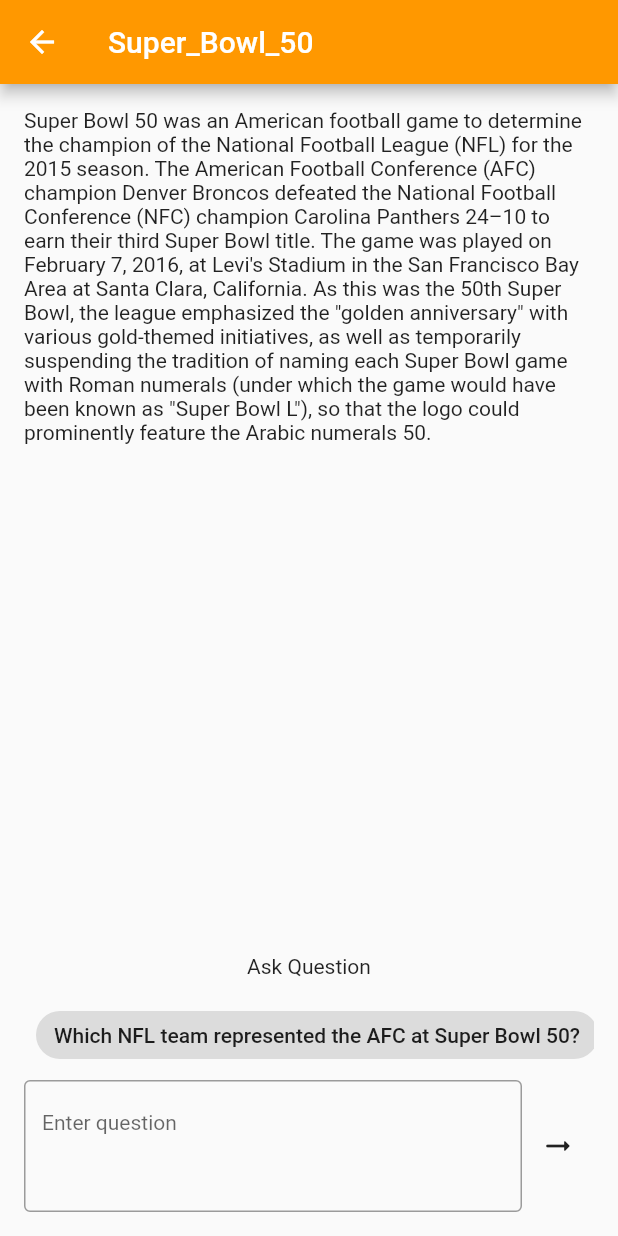
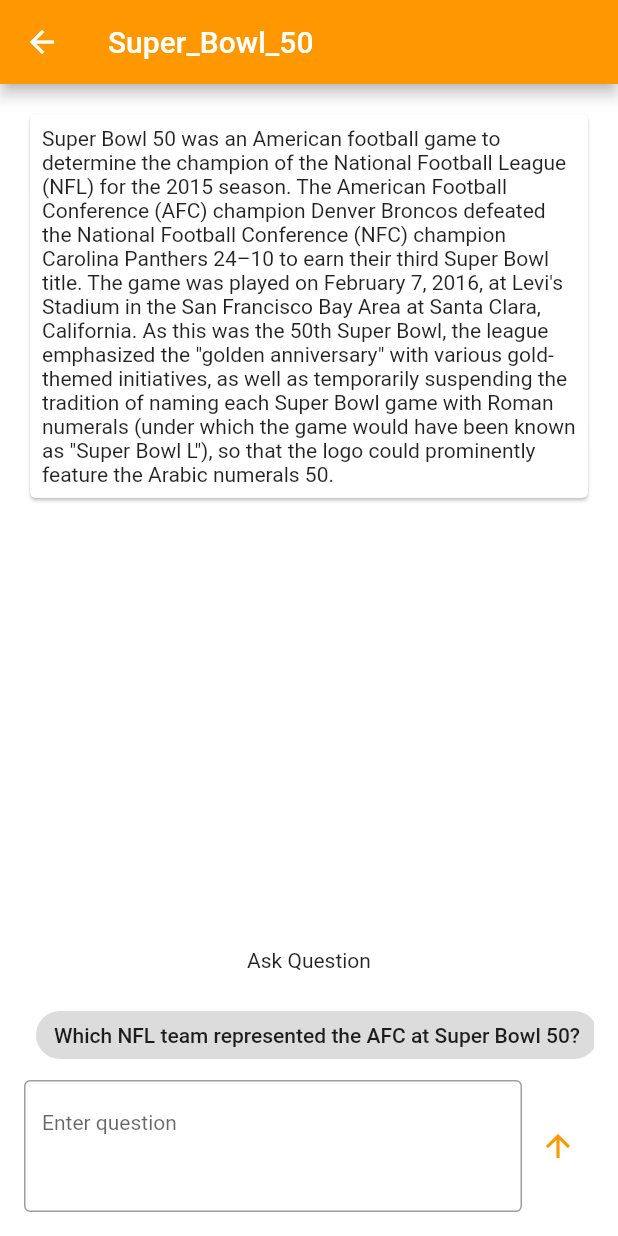
Before and after one commit to am15h/tflite_flutter_helper, a Flutter app: the screen it shows after launch, after a tap on "Super_Bowl_50", on a phone screen of 412 x 824 dp. Run offline on Flutter 3.47's test engine with Material 2 defaults, Android fonts, the phone set to English and light mode, and no system bars; our stand-ins replace camera, google_fonts, image_picker, logger, tuple; missing offline and left inert: dart:ffi, random_color, tflite_flutter; project files that could hold a hidden picture were left out.

Commit message:
update bert qa example

```diff
--- a/example/bert_question_answer/lib/main.dart
+++ b/example/bert_question_answer/lib/main.dart
@@ -1,5 +1,6 @@
 import 'package:bert_question_answer/ui/article_list_page.dart';
 import 'package:flutter/material.dart';
+import 'package:google_fonts/google_fonts.dart';
 
 void main() {
   runApp(MyApp());
@@ -12,6 +13,9 @@ class MyApp extends StatelessWidget {
     return MaterialApp(
       title: 'TFL Question and Answer',
       theme: ThemeData(
+        textTheme: GoogleFonts.robotoTextTheme(
+          Theme.of(context).textTheme,
+        ),
         primarySwatch: Colors.orange,
       ),
       home: MyHomePage(title: 'TFL Question and Answer'),
--- a/example/bert_question_answer/lib/ui/article_list_page.dart
+++ b/example/bert_question_answer/lib/ui/article_list_page.dart
@@ -3,9 +3,9 @@ import 'package:bert_question_answer/data/qa_data.dart';
 import 'package:bert_question_answer/ui/question_answerer_page.dart';
 import 'package:flutter/cupertino.dart';
 import 'package:flutter/material.dart';
+import 'package:random_color/random_color.dart';
 
 class ArticleListPage extends StatelessWidget {
-
   @override
   Widget build(BuildContext context) {
     return FutureBuilder<List<QaData>>(
@@ -15,7 +15,7 @@ class ArticleListPage extends StatelessWidget {
           return Column(
             children: [
               Padding(
-                padding: const EdgeInsets.all(8.0),
+                padding: const EdgeInsets.all(16.0),
                 child: Text("Choose a topic from the list"),
               ),
               Expanded(
@@ -24,8 +24,10 @@ class ArticleListPage extends StatelessWidget {
                   itemBuilder: (context, i) {
                     return ListTile(
                       onTap: () {
-                        Navigator.push(context, MaterialPageRoute(builder: (context) {
-                          return QuestionAnswererPage(data: snapshot.data!.elementAt(i));
+                        Navigator.push(context,
+                            MaterialPageRoute(builder: (context) {
+                          return QuestionAnswererPage(
+                              data: snapshot.data!.elementAt(i));
                         }));
                       },
                       title: Text(snapshot.data!.elementAt(i).title),
--- a/example/bert_question_answer/lib/ui/question_answerer_page.dart
+++ b/example/bert_question_answer/lib/ui/question_answerer_page.dart
@@ -3,6 +3,7 @@ import 'package:bert_question_answer/data/qa_data.dart';
 import 'package:flutter/cupertino.dart';
 import 'package:flutter/material.dart';
 import 'package:flutter/services.dart';
+import 'package:random_color/random_color.dart';
 
 class QuestionAnswererPage extends StatefulWidget {
   final QaData data;
@@ -17,17 +18,38 @@ class _QuestionAnswererPageState extends State<QuestionAnswererPage> {
   final controller = TextEditingController();
   late final BertQA classifier;
 
+  late List<Widget> suggestedQuestions;
+
   String? answer;
 
   @override
   void initState() {
     super.initState();
     classifier = BertQA();
+    suggestedQuestions = List.generate(
+      widget.data.questions.length,
+      (i) => GestureDetector(
+        onTap: () {
+          controller.text = widget.data.questions.elementAt(i);
+          getAnswer();
+        },
+        child: Padding(
+          padding: const EdgeInsets.all(8.0),
+          child: Chip(
+            backgroundColor: RandomColor()
+                .randomColor(colorBrightness: ColorBrightness.veryLight)
+                .withOpacity(0.5),
+            label: Text(widget.data.questions.elementAt(i)),
+          ),
+        ),
+      ),
+    );
   }
 
   @override
   Widget build(BuildContext context) {
     return Scaffold(
+      backgroundColor: Colors.white,
       appBar: AppBar(
         leading: BackButton(color: Colors.white),
         title: Text(
@@ -41,7 +63,13 @@ class _QuestionAnswererPageState extends State<QuestionAnswererPage> {
           children: [
             Expanded(
               child: SingleChildScrollView(
-                child: Text(widget.data.content),
+                child: Card(
+                    child: Padding(
+                  padding: const EdgeInsets.all(8.0),
+                  child: Text(
+                    widget.data.content,
+                  ),
+                )),
               ),
             ),
             Expanded(
@@ -50,37 +78,25 @@ class _QuestionAnswererPageState extends State<QuestionAnswererPage> {
                   mainAxisAlignment: MainAxisAlignment.end,
                   children: [
                     Container(
-                      padding: const EdgeInsets.all(8.0),
+                      padding: const EdgeInsets.all(12.0),
                       decoration: BoxDecoration(
-                          color: answer != null
-                              ? Colors.orange
-                              : Colors.transparent),
-                      child: Column(
-                        children: [
-                          Text(answer ?? 'Ask Question'),
-                        ],
+                        color: answer != null
+                            ? Colors.orangeAccent
+                            : Colors.transparent,
+                        borderRadius: BorderRadius.circular(4.0),
+                      ),
+                      child: Text(
+                        answer ?? 'Ask Question',
+                        style: TextStyle(
+                          color: Colors.black87,
+                        ),
                       ),
                     ),
                     Container(
                       height: 60,
-                      child: ListView.builder(
+                      child: ListView(
                         scrollDirection: Axis.horizontal,
-                        itemCount: widget.data.questions.length,
-                        itemBuilder: (context, i) {
-                          return GestureDetector(
-                            onTap: () {
-                              controller.text =
-                                  widget.data.questions.elementAt(i);
-                              getAnswer();
-                            },
-                            child: Padding(
-                              padding: const EdgeInsets.all(8.0),
-                              child: Chip(
-                                label: Text(widget.data.questions.elementAt(i)),
-                              ),
-                            ),
-                          );
-                        },
+                        children: suggestedQuestions,
                       ),
                     ),
                     Row(
@@ -98,7 +114,10 @@ class _QuestionAnswererPageState extends State<QuestionAnswererPage> {
                         ),
                         IconButton(
                           onPressed: getAnswer,
-                          icon: Icon(Icons.arrow_right_alt_rounded),
+                          icon: Icon(
+                            Icons.arrow_upward_sharp,
+                            color: Colors.orange,
+                          ),
                         )
                       ],
                     ),
--- a/example/bert_question_answer/pubspec.yaml
+++ b/example/bert_question_answer/pubspec.yaml
@@ -29,7 +29,8 @@ dependencies:
   path_provider:
   riverpod: ^0.14.0+3
   cupertino_icons: ^1.0.2
-
+  google_fonts: ^2.1.0
+  random_color: ^1.0.6-nullsafety
 dev_dependencies:
   flutter_test:
     sdk: flutter
```
Also changed, not shown: example/bert_question_answer/demo.gif (added), example/bert_question_answer/pubspec.lock, 4 other files.
